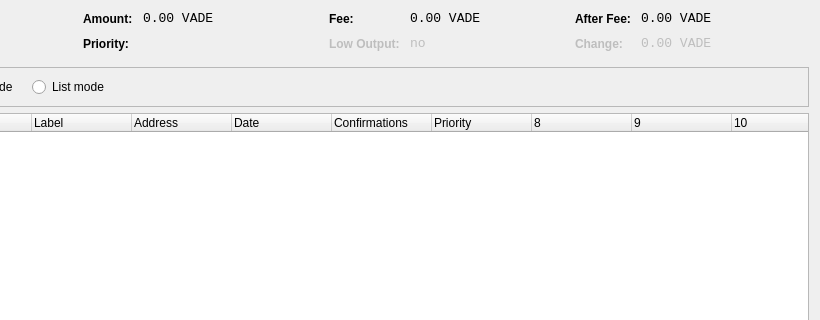
Old version of the form src/qt/forms/coincontroldialog.ui in the repository vashshawn/CorgicoinV2; both pictures show x 180 to 1000 and y 0 to 320 of the 1000 by 500 pixel window.
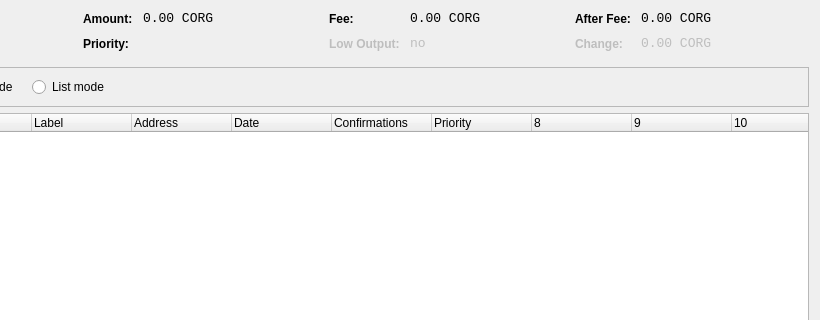
New version of the form. Custom widgets are drawn as their Qt base class.

```diff
--- a/src/qt/forms/coincontroldialog.ui
+++ b/src/qt/forms/coincontroldialog.ui
@@ -141,7 +141,7 @@
           <enum>Qt::ActionsContextMenu</enum>
          </property>
          <property name="text">
-          <string notr="true">0.00 VADE</string>
+          <string notr="true">0.00 CORG</string>
          </property>
          <property name="textInteractionFlags">
           <set>Qt::LinksAccessibleByMouse|Qt::TextSelectableByKeyboard|Qt::TextSelectableByMouse</set>
@@ -221,7 +221,7 @@
           <enum>Qt::ActionsContextMenu</enum>
          </property>
          <property name="text">
-          <string notr="true">0.00 VADE</string>
+          <string notr="true">0.00 CORG</string>
          </property>
          <property name="textInteractionFlags">
           <set>Qt::LinksAccessibleByMouse|Qt::TextSelectableByKeyboard|Qt::TextSelectableByMouse</set>
@@ -307,7 +307,7 @@
           <enum>Qt::ActionsContextMenu</enum>
          </property>
          <property name="text">
-          <string notr="true">0.00 VADE</string>
+          <string notr="true">0.00 CORG</string>
          </property>
          <property name="textInteractionFlags">
           <set>Qt::LinksAccessibleByMouse|Qt::TextSelectableByKeyboard|Qt::TextSelectableByMouse</set>
@@ -345,7 +345,7 @@
           <enum>Qt::ActionsContextMenu</enum>
          </property>
          <property name="text">
-          <string notr="true">0.00 VADE</string>
+          <string notr="true">0.00 CORG</string>
          </property>
          <property name="textInteractionFlags">
           <set>Qt::LinksAccessibleByMouse|Qt::TextSelectableByKeyboard|Qt::TextSelectableByMouse</set>
```
